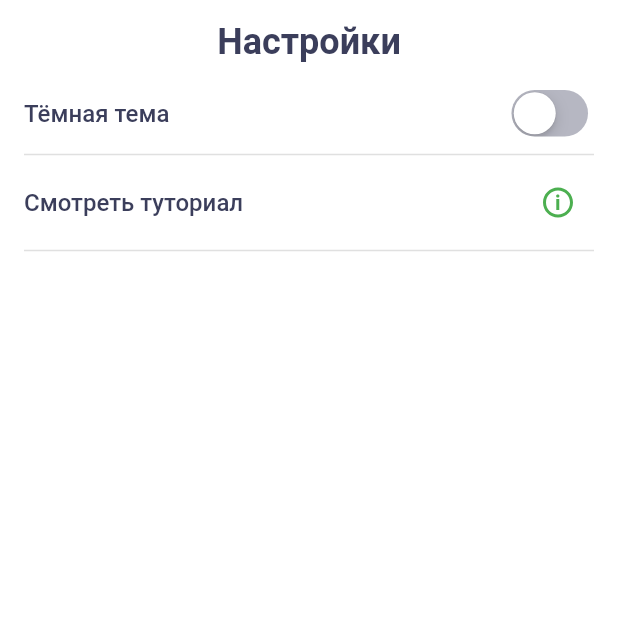
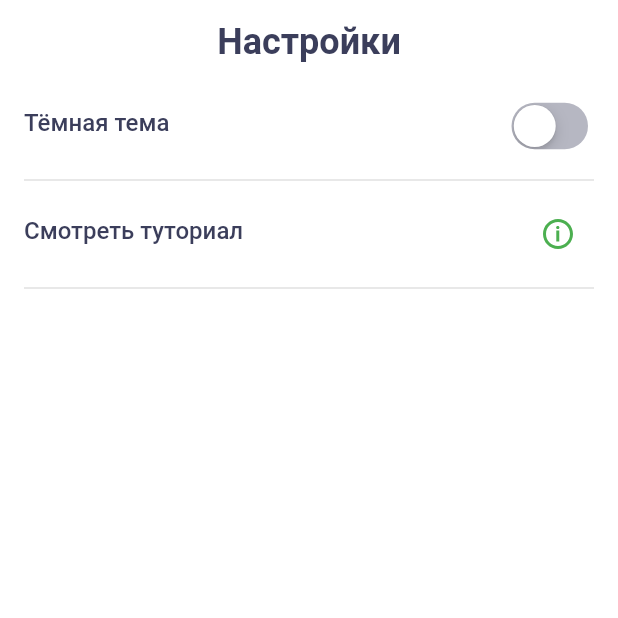
Before and after one commit to Jevilll/surf-flutter-course-likholetov, a Flutter app: the SettingsScreen screen opened directly, on a phone screen of 412 x 824 dp, the top half of it. Run offline on Flutter 3.47's test engine with Material 2 defaults, Android fonts, the phone set to English and light mode, and no system bars; our stand-ins replace cached_network_image, flutter_svg, logger; network calls fail.

Commit message:
Задание 5-2 исправления

```diff
--- a/lib/domain/category.dart
+++ b/lib/domain/category.dart
@@ -1,8 +1,10 @@
+import 'package:places/domain/sight.dart';
+
 /// Модель данных категории.
 class Category {
   final String icon;
   final String name;
-  bool isSelected;
+  final Type type;
 
-  Category({required this.icon, required this.name, this.isSelected = false});
+  Category({required this.type, required this.icon, required this.name});
 }
--- a/lib/res/app_icons.dart
+++ b/lib/res/app_icons.dart
@@ -41,6 +41,13 @@ abstract class AppIcons {
   static const wayArrowLeft = '$_baseAssetsPath/way_arrow_left.svg';
   static const wayArrowRight = '$_baseAssetsPath/way_arrow_right.svg';
   static const wayArrowTop = '$_baseAssetsPath/way_arrow_top.svg';
+  static const cafe = '$_baseAssetsPath/cafe.svg';
+  static const hotel = '$_baseAssetsPath/hotel.svg';
+  static const museum = '$_baseAssetsPath/museum.svg';
+  static const park = '$_baseAssetsPath/park.svg';
+  static const particularPlace = '$_baseAssetsPath/particular_place.svg';
+  static const restaurant = '$_baseAssetsPath/restaurant.svg';
+
 
   static const _baseAssetsPath = 'assets/icons';
 }
--- a/lib/ui/screen/settings_screen.dart
+++ b/lib/ui/screen/settings_screen.dart
@@ -5,7 +5,6 @@ import 'package:places/res/app_icons.dart';
 import 'package:places/res/app_strings.dart';
 import 'package:places/res/app_themes.dart';
 import 'package:places/ui/widget/button/button_svg_icon.dart';
-import 'package:places/ui/widget/text_with_right_view.dart';
 import 'package:places/utils/common.dart';
 
 /// Экран настроек.
@@ -34,9 +33,16 @@ class _SettingsScreenState extends State<SettingsScreen> {
         padding: const EdgeInsets.symmetric(horizontal: 16),
         child: Column(
           children: [
-            TextWithRightView(
-              AppStrings.darkTheme,
-              child: CupertinoSwitch(
+            ListTile(
+              contentPadding: EdgeInsets.zero,
+              leading: Text(
+                AppStrings.darkTheme,
+                style: Theme
+                    .of(context)
+                    .textTheme
+                    .bodyLarge,
+              ),
+              trailing: CupertinoSwitch(
                 trackColor: AppColors.inactiveBlack,
                 value: value,
                 onChanged: (currentValue) {
@@ -47,9 +53,16 @@ class _SettingsScreenState extends State<SettingsScreen> {
             const Divider(
               thickness: 1,
             ),
-            TextWithRightView(
-              AppStrings.watchTutorial,
-              child: ButtonSvgIcon(
+            ListTile(
+              contentPadding: EdgeInsets.zero,
+              leading: Text(
+                AppStrings.watchTutorial,
+                style: Theme
+                    .of(context)
+                    .textTheme
+                    .bodyLarge,
+              ),
+              trailing: ButtonSvgIcon(
                 icon: AppIcons.info,
                 onPressed: () {},
                 color: theme.colorScheme.green,
--- a/lib/ui/screen/sight_list_screen.dart
+++ b/lib/ui/screen/sight_list_screen.dart
@@ -41,7 +41,9 @@ class CustomAppBar extends StatelessWidget implements PreferredSizeWidget {
 
   @override
   Widget build(BuildContext context) {
-    return AppBar(
+    return Padding(
+      padding: const EdgeInsets.symmetric(horizontal: 4),
+      child: AppBar(
         title: Text(
           AppStrings.appName,
           style: Theme.of(context).textTheme.titleLarge,
@@ -50,6 +52,7 @@ class CustomAppBar extends StatelessWidget implements PreferredSizeWidget {
           overflow: TextOverflow.ellipsis,
         ),
         toolbarHeight: height,
+      ),
     );
   }
 }
--- a/lib/ui/widget/text_with_right_view.dart
+++ /dev/null
@@ -1,24 +0,0 @@
-import 'package:flutter/material.dart';
-
-/// Виджет элемента настроек.
-class TextWithRightView extends StatelessWidget {
-  final String text;
-  final Widget child;
-
-  const TextWithRightView(this.text, {required this.child, Key? key})
-      : super(key: key);
-
-  @override
-  Widget build(BuildContext context) {
-    return Row(
-      mainAxisAlignment: MainAxisAlignment.spaceBetween,
-      children: [
-        Text(
-          text,
-          style: Theme.of(context).textTheme.bodyLarge,
-        ),
-        child,
-      ],
-    );
-  }
-}
```
Also changed, not shown: lib/ui/screen/filters_screen.dart (+131 -18 lines), lib/ui/widget/check_box/category_item.dart (+11 -3 lines), assets/icons/cafe.svg (added), assets/icons/hotel.svg (added), assets/icons/museum.svg (added), assets/icons/park.svg (added), assets/icons/particular_place.svg (added), assets/icons/restaurant.svg (added). Lines whose indentation alone changed are shown as unchanged.
